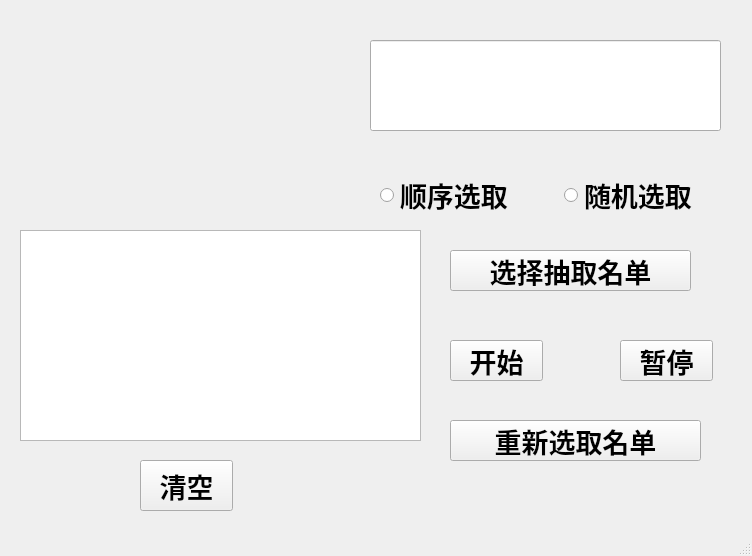
First picture: the form in Random.ui, repository Rt29333/Python_project3, before the edit.
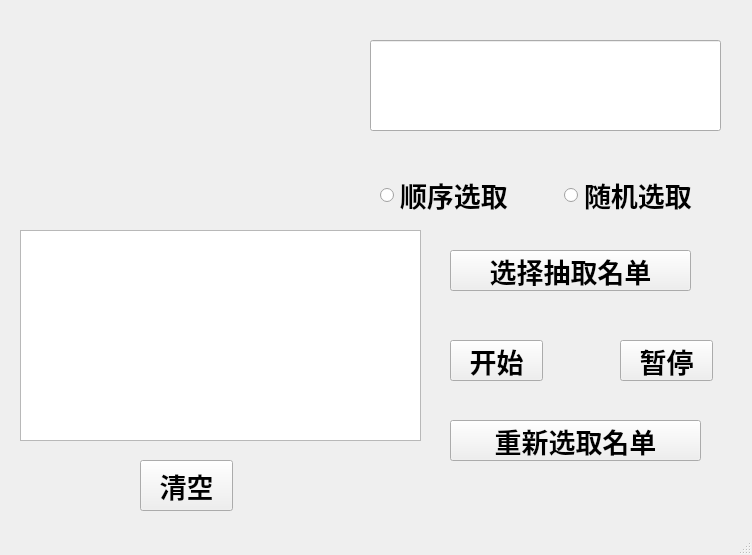
Second picture: the form after the edit.

```diff
--- a/Random.ui
+++ b/Random.ui
@@ -7,7 +7,7 @@
     <x>0</x>
     <y>0</y>
     <width>752</width>
-    <height>556</height>
+    <height>555</height>
    </rect>
   </property>
   <property name="font">
@@ -183,10 +183,10 @@
    <widget class="QLabel" name="label">
     <property name="geometry">
      <rect>
-      <x>30</x>
+      <x>110</x>
       <y>40</y>
-      <width>141</width>
-      <height>171</height>
+      <width>181</width>
+      <height>160</height>
      </rect>
     </property>
     <property name="text">
```
Left out of the diff: 3 changed lines with no effect on the pictures.
